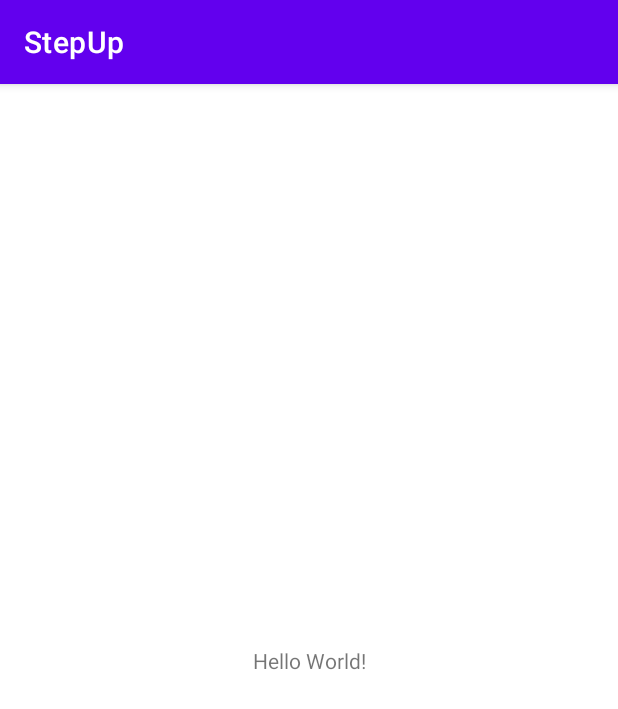
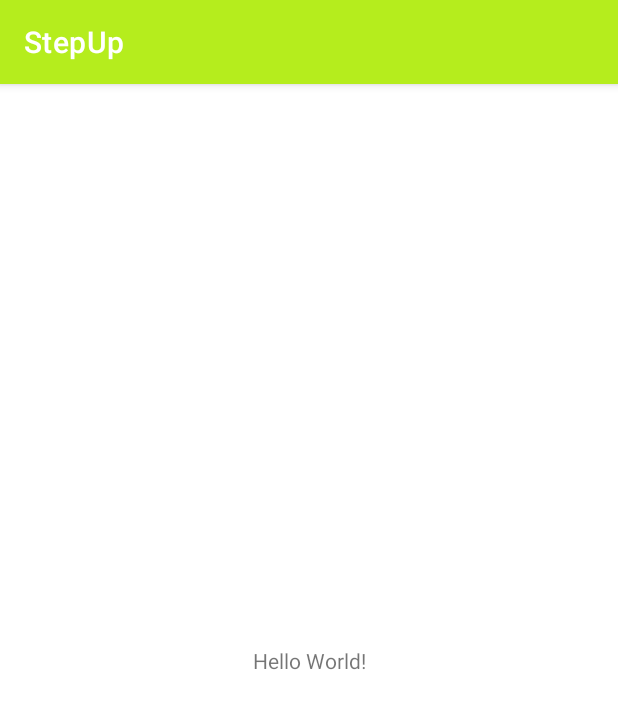
Before and after one commit to StepUp-eHealth-Application/StepUp-Frontend, an Android app: the screen it shows after launch (MainActivity), on a phone screen of 412 x 824 dp. Shown: the top 709 px of the screen. Run offline under Robolectric (Android 15) with nearby library versions, the phone set to English and light mode, and no system bars.

Commit message:
Added primary, secondary and tertiary color

```diff
--- a/app/src/main/res/values/colors.xml
+++ b/app/src/main/res/values/colors.xml
@@ -7,4 +7,8 @@
     <color name="teal_700">#FF018786</color>
     <color name="black">#FF000000</color>
     <color name="white">#FFFFFFFF</color>
+
+    <color name="primary">#B5ED1D</color>
+    <color name="secondary">#194863</color>
+    <color name="tertiary">#DCDCDC</color>
 </resources>
--- a/app/src/main/res/values/themes.xml
+++ b/app/src/main/res/values/themes.xml
@@ -2,13 +2,13 @@
     <!-- Base application theme. -->
     <style name="Theme.StepUp" parent="Theme.MaterialComponents.DayNight.DarkActionBar">
         <!-- Primary brand color. -->
-        <item name="colorPrimary">@color/purple_500</item>
-        <item name="colorPrimaryVariant">@color/purple_700</item>
-        <item name="colorOnPrimary">@color/white</item>
+        <item name="colorPrimary">@color/primary</item>
+        <item name="colorPrimaryVariant">@color/primary</item>
+        <item name="colorOnPrimary">@color/tertiary</item>
         <!-- Secondary brand color. -->
-        <item name="colorSecondary">@color/teal_200</item>
-        <item name="colorSecondaryVariant">@color/teal_700</item>
-        <item name="colorOnSecondary">@color/black</item>
+        <item name="colorSecondary">@color/secondary</item>
+        <item name="colorSecondaryVariant">@color/secondary</item>
+        <item name="colorOnSecondary">@color/tertiary</item>
         <!-- Status bar color. -->
         <item name="android:statusBarColor" tools:targetApi="l">?attr/colorPrimaryVariant</item>
         <!-- Customize your theme here. -->
```
